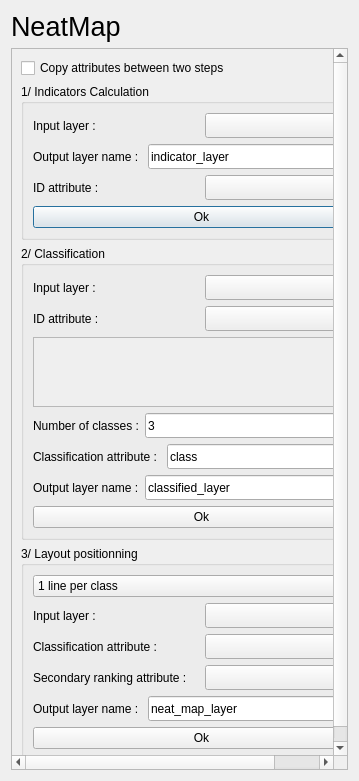
Old version of the form neatmap_dialog_base.ui in the repository IGNF/NeatMap.
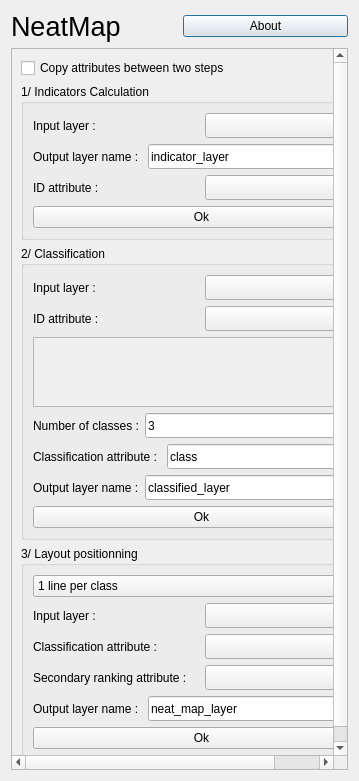
New version of the form.

Commit message: Removing TidyCity, checking code and adding about window

What changed in the file:
```diff
--- a/neatmap_dialog_base.ui
+++ b/neatmap_dialog_base.ui
@@ -15,6 +15,8 @@
   </property>
   <layout class="QVBoxLayout" name="verticalLayout_2">
    <item>
+    <layout class="QHBoxLayout" name="horizontalLayout_5">
+     <item>
     <widget class="QLabel" name="label">
      <property name="font">
       <font>
@@ -25,6 +27,15 @@
       <string>NeatMap</string>
      </property>
     </widget>
+     </item>
+     <item>
+      <widget class="QPushButton" name="aboutButton">
+       <property name="text">
+        <string>About</string>
+       </property>
+      </widget>
+     </item>
+    </layout>
    </item>
    <item>
     <widget class="QScrollArea" name="scrollArea_2">
```
Lines whose indentation alone changed are shown as unchanged. The commit also changes 8 other files.
